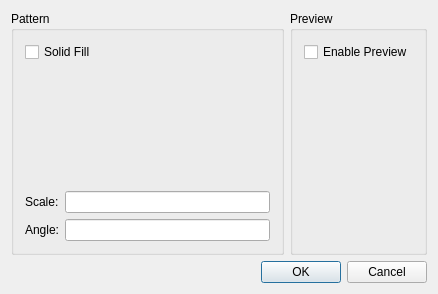
The window that librecad/src/ui/forms/qg_dlghatch.ui (LibreCAD/LibreCAD) describes before a commit, drawn with Qt 5.
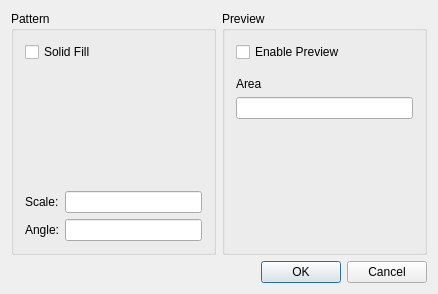
The same window after the commit. Custom widgets are drawn as their Qt base class.

Commit message: Hatch: display total hatched area in the property dialog

The edit to the form file:
```diff
--- a/librecad/src/ui/forms/qg_dlghatch.ui
+++ b/librecad/src/ui/forms/qg_dlghatch.ui
@@ -66,17 +66,38 @@
        <property name="title">
         <string>Preview</string>
        </property>
-       <layout class="QVBoxLayout">
-        <item>
+       <layout class="QFormLayout" name="formLayout">
+        <item row="0" column="0">
          <widget class="QCheckBox" name="cbEnablePreview">
           <property name="text">
            <string>Enable Preview</string>
           </property>
          </widget>
         </item>
-        <item>
+        <item row="6" column="0">
          <widget class="QG_GraphicView" name="gvPreview" native="true"/>
         </item>
+        <item row="5" column="0" colspan="2">
+         <widget class="QLineEdit" name="leHatchArea">
+          <property name="readOnly">
+           <bool>true</bool>
+          </property>
+         </widget>
+        </item>
+        <item row="4" column="0">
+         <widget class="QLabel" name="lArea">
+          <property name="text">
+           <string>Area</string>
+          </property>
+         </widget>
+        </item>
+        <item row="3" column="0">
+         <widget class="Line" name="line">
+          <property name="orientation">
+           <enum>Qt::Horizontal</enum>
+          </property>
+         </widget>
+        </item>
        </layout>
       </widget>
      </item>
```
Left out of the diff: 3 changed lines with no effect on the pictures. The commit also changes 2 other files.
